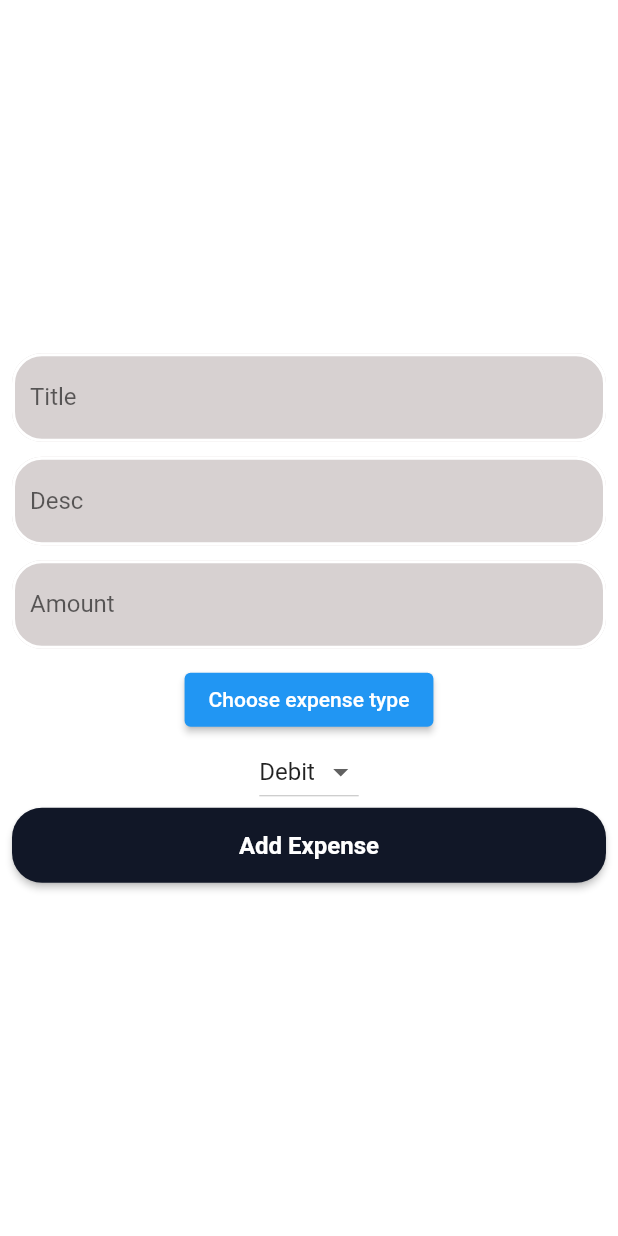
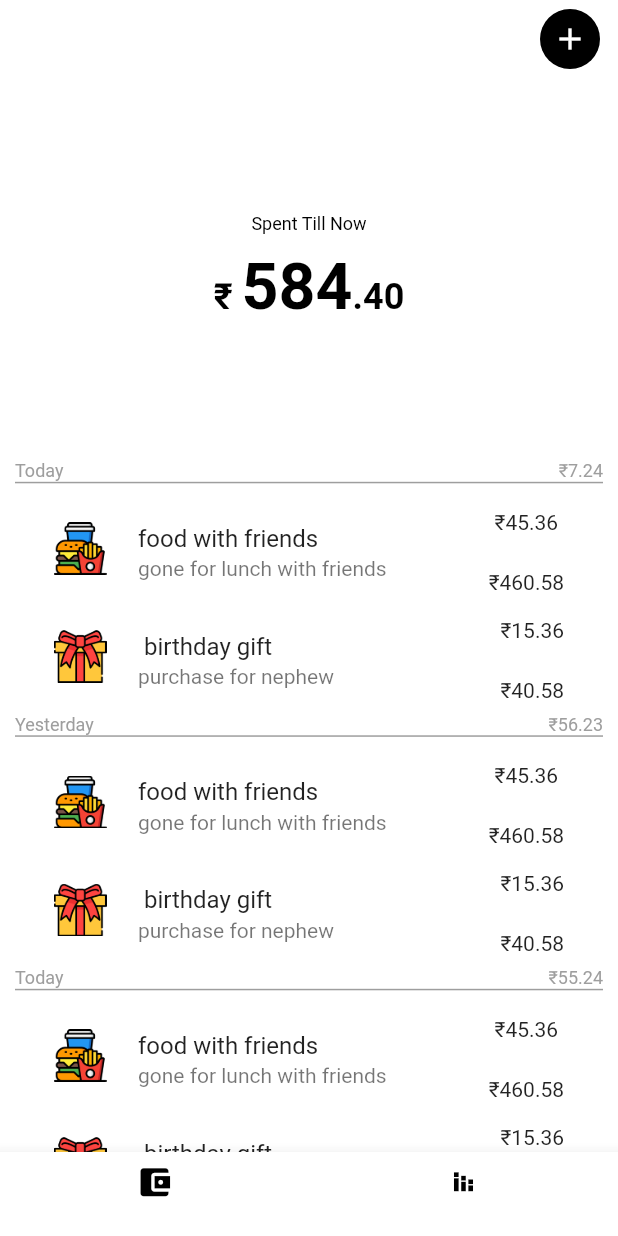
Before and after one commit to DevYadnesh/expense_app_proj, a Flutter app: the screen it shows after launch, on a phone screen of 412 x 824 dp. Run offline on Flutter 3.47's test engine with Material 2 defaults, Android fonts, the phone set to English and light mode, and no system bars; our stand-ins replace bloc, flutter_bloc, shared_preferences, sqflite; accounts and stored records are empty.

Commit message:
ui part done with fecting dummy data

```diff
--- /dev/null
+++ b/lib/Constants/Constants.dart
@@ -0,0 +1,86 @@
+class Constants {
+
+
+  static const arrTranscations = [
+    {
+      'day' : 'Today',
+      'amt' : '7.24',
+      'Transcations' : [
+        {
+          'image' : 'assets/expense_icons/burger.png',
+          'title' : 'food with friends',
+          'desc' : 'gone for lunch with friends',
+          'amt'  : '45.36',
+          'balance' : '460.58'
+        },
+        {
+          'image' : 'assets/expense_icons/giftbox.png',
+          'title' : ' birthday gift',
+          'desc' : 'purchase for nephew',
+          'amt'  : '15.36',
+          'balance' : '40.58'
+        }
+      ],
+    },
+    {
+      'day' : 'Yesterday',
+      'amt' : '56.23',
+      'Transcations' : [
+        {
+          'image' : 'assets/expense_icons/burger.png',
+          'title' : 'food with friends',
+          'desc' : 'gone for lunch with friends',
+          'amt'  : '45.36',
+          'balance' : '460.58'
+        },
+        {
+          'image' : 'assets/expense_icons/giftbox.png',
+          'title' : ' birthday gift',
+          'desc' : 'purchase for nephew',
+          'amt'  : '15.36',
+          'balance' : '40.58'
+        }
+      ],
+    },
+    {
+      'day' : 'Today',
+      'amt' : '55.24',
+      'Transcations' : [
+        {
+          'image' : 'assets/expense_icons/burger.png',
+          'title' : 'food with friends',
+          'desc' : 'gone for lunch with friends',
+          'amt'  : '45.36',
+          'balance' : '460.58'
+        },
+        {
+          'image' : 'assets/expense_icons/giftbox.png',
+          'title' : ' birthday gift',
+          'desc' : 'purchase for nephew',
+          'amt'  : '15.36',
+          'balance' : '40.58'
+        }
+      ],
+    },
+    {
+      'day' : 'Today',
+      'amt' : '7.24',
+      'Transcations' : [
+        {
+          'image' : 'assets/expense_icons/burger.png',
+          'title' : 'food with friends',
+          'desc' : 'gone for lunch with friends',
+          'amt'  : '45.36',
+          'balance' : '460.58'
+        },
+        {
+          'image' : 'assets/expense_icons/giftbox.png',
+          'title' : ' birthday gift',
+          'desc' : 'purchase for nephew',
+          'amt'  : '15.36',
+          'balance' : '40.58'
+        }
+      ],
+    }
+  ];
+}
--- a/lib/main.dart
+++ b/lib/main.dart
@@ -3,6 +3,7 @@ import 'package:expense_proj/provider/switch_theme_provider.dart';
 import 'package:expense_proj/screens/add_expense/add_expense_page.dart';
 import 'package:expense_proj/screens/home/bloc/category/cat_bloc.dart';
 import 'package:expense_proj/screens/home/bloc/expense/expense_bloc.dart';
+import 'package:expense_proj/screens/home/home_page.dart';
 import 'package:expense_proj/screens/home/repo/expense_repo.dart';
 import 'package:expense_proj/ui_helper.dart';
 import 'package:flutter/material.dart';
@@ -43,7 +44,7 @@ class MyApp extends StatelessWidget {
           darkTheme: AppTheme.darkTheme(),
           theme: AppTheme.lightTheme(),
           themeMode: provider.getThemeMode() ? ThemeMode.dark : ThemeMode.light,
-          home: Add_Expense_Page(),
+          home: Home_Page(),
         );
       },
     );
--- /dev/null
+++ b/lib/screens/home/frag_pages/stats_graph_page.dart
@@ -0,0 +1,17 @@
+import 'package:flutter/material.dart';
+
+class Satats_Graph_Page extends StatefulWidget {
+  const Satats_Graph_Page({super.key});
+
+  @override
+  State<Satats_Graph_Page> createState() => _Satats_Graph_PageState();
+}
+
+class _Satats_Graph_PageState extends State<Satats_Graph_Page> {
+  @override
+  Widget build(BuildContext context) {
+    return Scaffold(
+      body: Center(child: Text("Graph Page")),
+    );
+  }
+}
--- /dev/null
+++ b/lib/screens/home/frag_pages/transcation_page.dart
@@ -0,0 +1,144 @@
+import 'package:expense_proj/Constants/Constants.dart';
+import 'package:expense_proj/provider/switch_theme_provider.dart';
+import 'package:expense_proj/screens/add_expense/add_expense_page.dart';
+import 'package:expense_proj/ui_helper.dart';
+import 'package:flutter/material.dart';
+import 'package:provider/provider.dart';
+
+class Transcation_Page extends StatefulWidget {
+  const Transcation_Page({super.key});
+
+  @override
+  State<Transcation_Page> createState() => _Transcation_PageState();
+}
+
+class _Transcation_PageState extends State<Transcation_Page> {
+  var isLight;
+  var dumyData = Constants.arrTranscations;
+
+  @override
+  Widget build(BuildContext context) {
+    isLight = Theme.of(context).brightness == Brightness.light;
+    return SafeArea(
+      child: Scaffold(
+        body:Column(
+          children: [
+            Expanded(
+                child: Padding(
+                  padding: const EdgeInsets.only(right: 12,top: 6,bottom: 2),
+                  child: Align(
+                    alignment: Alignment.topRight,
+                    child: InkWell(
+                      onTap: (){
+                        Navigator.push(context, MaterialPageRoute(builder: (context) => Add_Expense_Page(),));
+                      },
+                      child: CircleAvatar(
+                        backgroundColor: isLight ? Colors.black : Colors.white ,
+              child: Icon(Icons.add,color: isLight ? Colors.white : Colors.black,),
+            ),
+                    ),
+                  ),
+                ) ),
+            Expanded(
+              flex: 5,
+                child:totalBalanceUi() ),
+            Expanded(
+                flex : 9 ,
+                child:Container(
+
+                  child: ListView.builder(
+                    itemCount: dumyData.length,
+                    itemBuilder: (context, index) {
+                    return  getAllTransactionDateWise(dumyData[index]);
+                  },),
+                ) ),
+          ],
+        ),
+      ),
+    );
+  }
+
+  Widget getAllTransactionDateWise(Map<String,dynamic> dayWiseData){
+    return Padding(
+      padding: const EdgeInsets.symmetric(horizontal: 10),
+      child: Column(
+        children: [
+          Row(
+            mainAxisAlignment: MainAxisAlignment.spaceBetween,
+            children: [
+              Text(dayWiseData['day'],style: mTextStyle12(mColor: Colors.grey),),
+              Text('\₹${dayWiseData['amt']}',style: mTextStyle12(mColor: Colors.grey),)
+            ],
+          ),
+         Container(
+           height: 1,
+           width: double.infinity,
+           color: Colors.grey,
+         ),
+          mHeightSpacer(),
+          ListView.builder(
+            shrinkWrap: true,
+            physics: NeverScrollableScrollPhysics(),
+            itemCount: (dayWiseData['Transcations']as List).length,
+            itemBuilder: (context, index) {
+            return getListOfAllTranscationAccToDate(dayWiseData['Transcations'][index]);
+          },)
+        ],
+      ),
+    );
+  }
+  Widget getListOfAllTranscationAccToDate(Map<String,dynamic>dateWiseTransaction){
+    return Padding(
+      padding: const EdgeInsets.symmetric(horizontal: 10),
+      child: Column(
+        children: [
+
+          ListTile(
+            leading: Image.asset('${dateWiseTransaction['image']}',height: 35,width: 35,),
+            title:Text('${ dateWiseTransaction['title']}'),
+            subtitle: Text('${dateWiseTransaction['desc']}'),
+            trailing: Column(
+              mainAxisAlignment: MainAxisAlignment.spaceBetween,
+              children: [
+                Text('\₹${dateWiseTransaction['amt']}'),
+                Text('\₹${dateWiseTransaction['balance']}')
+
+              ],
+
+            ),
+
+          ),
+
+
+        ],
+      ),
+    );
+  }
+
+
+  Widget totalBalanceUi(){
+    return Column(
+      mainAxisAlignment: MainAxisAlignment.center,
+      children: [
+        Text('Spent Till Now',style: mTextStyle12(mColor: isLight ? Colors.black : Colors.white), ),
+        mHeightSpacer(),
+        RichText(text: TextSpan(
+          children: [
+            TextSpan(
+              text: '\₹ ',
+              style: mTextStyle24(mColor: isLight ? Colors.black : Colors.white,mFWeight: FontWeight.bold),
+            ),
+            TextSpan(
+              text: '584',
+              style: mTextStyle43(mColor: isLight ? Colors.black : Colors.white,mFWeight: FontWeight.bold),
+            ),
+            TextSpan(
+              text: '\.40',
+              style: mTextStyle24(mColor: isLight ? Colors.black : Colors.white,mFWeight: FontWeight.bold),
+            )
+          ]
+        ))
+      ],
+    );
+  }
+}
--- a/lib/screens/home/home_page.dart
+++ b/lib/screens/home/home_page.dart
@@ -1,10 +1,68 @@
+import 'package:expense_proj/ui_helper.dart';
 import 'package:flutter/material.dart';
 
-class Home_Page extends StatelessWidget {
+import 'frag_pages/stats_graph_page.dart';
+import 'frag_pages/transcation_page.dart';
+
+class Home_Page extends StatefulWidget {
   const Home_Page({super.key});
 
   @override
+  State<Home_Page> createState() => _Home_PageState();
+}
+
+class _Home_PageState extends State<Home_Page> {
+
+  var selectedIndex =0;
+  var isLight;
+
+  var arrFrags = [
+    Transcation_Page(),
+    Satats_Graph_Page()
+
+  ];
+
+
+  @override
   Widget build(BuildContext context) {
-    return Scaffold();
+    isLight = Theme.of(context).brightness == Brightness.light;
+    return Scaffold(
+      body: arrFrags[selectedIndex],
+      bottomNavigationBar:getBottomNav() ,
+
+    );
   }
+
+  Widget getBottomNav(){
+    return  BottomNavigationBar(
+      landscapeLayout: BottomNavigationBarLandscapeLayout.centered,
+    currentIndex: selectedIndex,
+    selectedIconTheme: IconThemeData(
+      size: 25
+    ),
+    unselectedIconTheme: IconThemeData(size: 19),
+    onTap: (index){
+        selectedIndex = index;
+        setState(() {
+
+        });
+    },
+      backgroundColor: isLight ? Colors.white : AppColor.BtnColor,
+    items:[
+    BottomNavigationBarItem(
+    icon:Icon( Icons.account_balance_wallet_outlined,
+      color: isLight ? Colors.black : Colors.white,),
+    label: '',
+    activeIcon: Icon( Icons.account_balance_wallet,
+      color: isLight ? Colors.black : Colors.white,),
+    ),
+    BottomNavigationBarItem(
+    icon:Icon( Icons.stacked_bar_chart_outlined,
+      color: isLight ? Colors.black : Colors.white,),
+    label: '',
+    activeIcon: Icon( Icons.stacked_bar_chart,
+      color: isLight ? Colors.black : Colors.white,),),
+    ] );
+  }
+
 }
```
